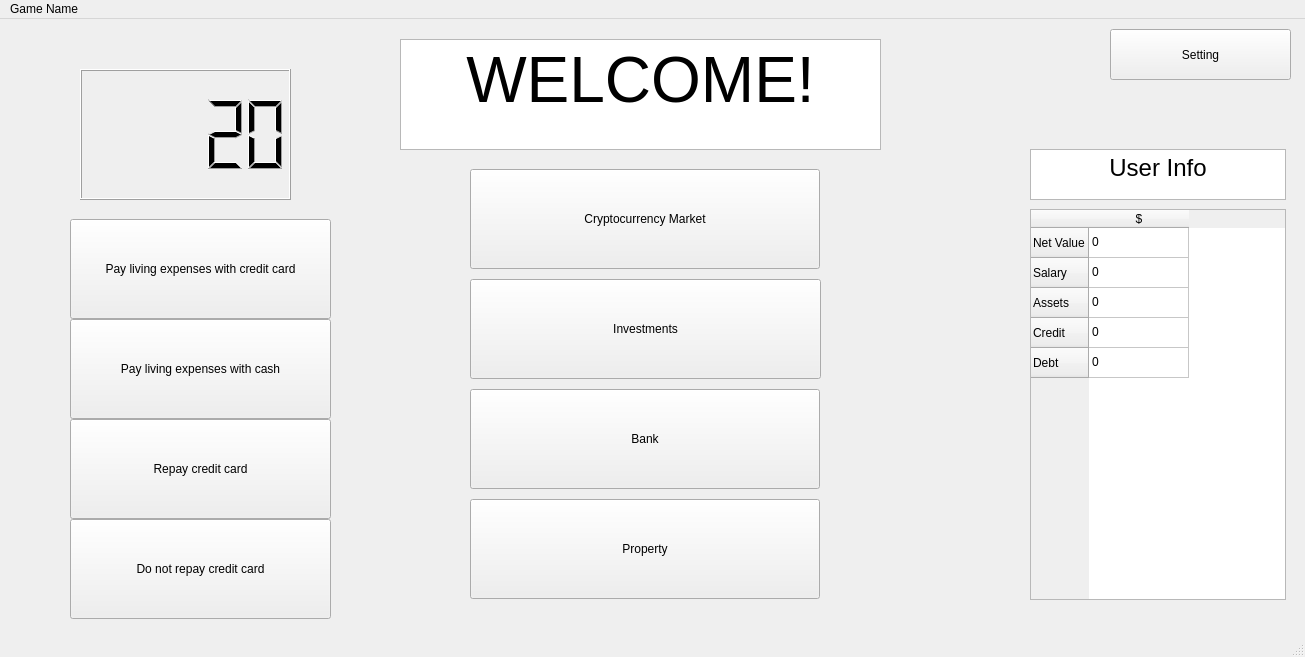
This is windows/main_window.ui in sj43/hackricecryptogame as Qt 5 draws it before an edit. The edited form follows.
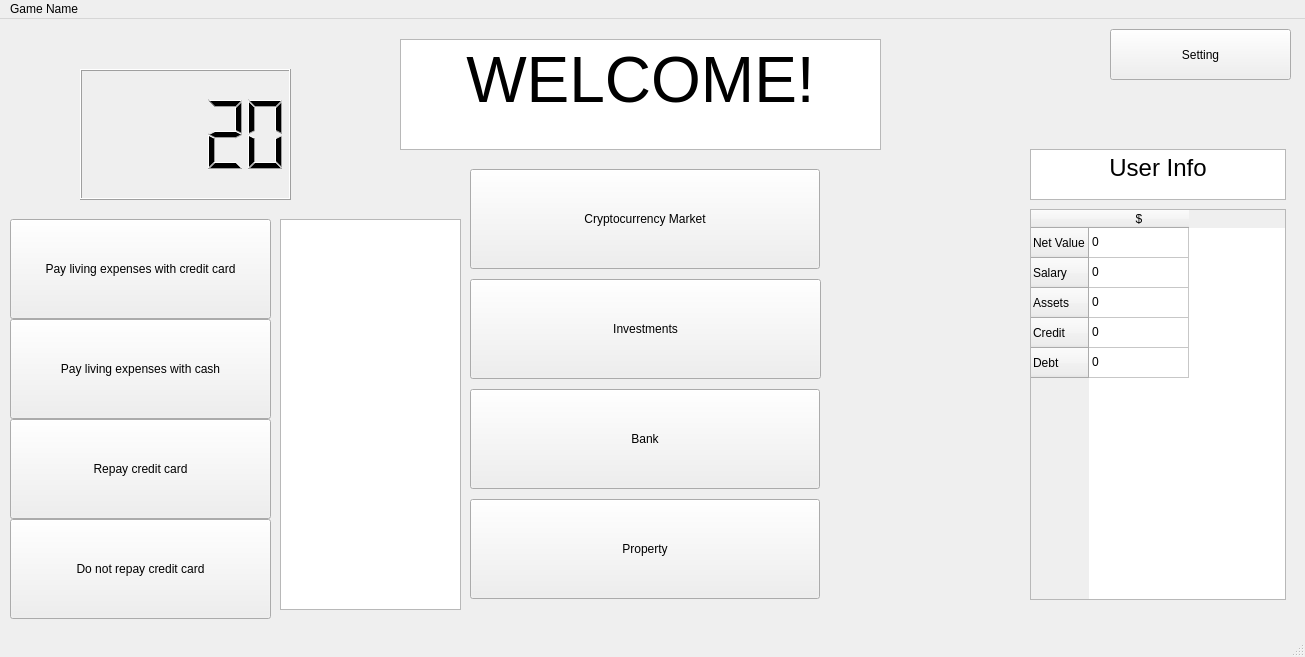
This is the edited form.

Diff of the .ui file:
```diff
--- a/windows/main_window.ui
+++ b/windows/main_window.ui
@@ -197,7 +197,7 @@
    <widget class="QPushButton" name="living_credit">
     <property name="geometry">
      <rect>
-      <x>70</x>
+      <x>10</x>
       <y>200</y>
       <width>261</width>
       <height>100</height>
@@ -210,7 +210,7 @@
    <widget class="QPushButton" name="living_savings">
     <property name="geometry">
      <rect>
-      <x>70</x>
+      <x>10</x>
       <y>300</y>
       <width>261</width>
       <height>100</height>
@@ -223,7 +223,7 @@
    <widget class="QPushButton" name="living_savings_2">
     <property name="geometry">
      <rect>
-      <x>70</x>
+      <x>10</x>
       <y>500</y>
       <width>261</width>
       <height>100</height>
@@ -236,7 +236,7 @@
    <widget class="QPushButton" name="credit_repay">
     <property name="geometry">
      <rect>
-      <x>70</x>
+      <x>10</x>
       <y>400</y>
       <width>261</width>
       <height>100</height>
@@ -246,6 +246,16 @@
      <string>Repay credit card</string>
     </property>
    </widget>
+   <widget class="QListWidget" name="fee_payment">
+    <property name="geometry">
+     <rect>
+      <x>280</x>
+      <y>200</y>
+      <width>181</width>
+      <height>391</height>
+     </rect>
+    </property>
+   </widget>
   </widget>
   <widget class="QMenuBar" name="menubar">
    <property name="geometry">
```
Left out of the diff: 4 changed lines with no effect on the pictures.
